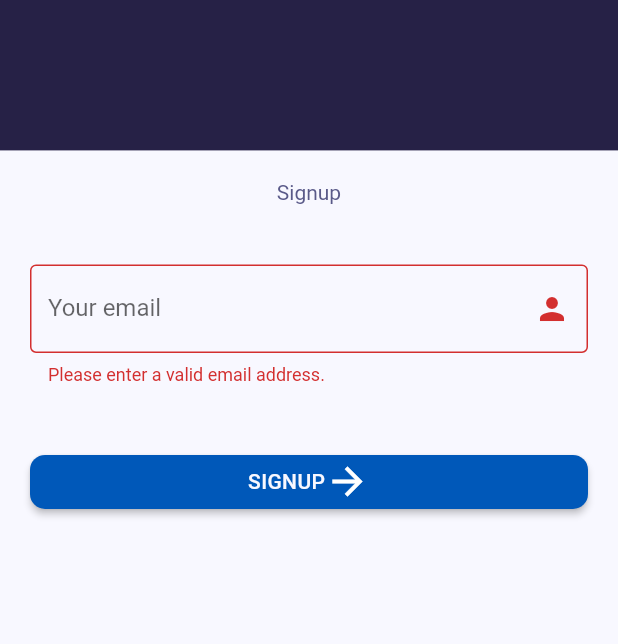
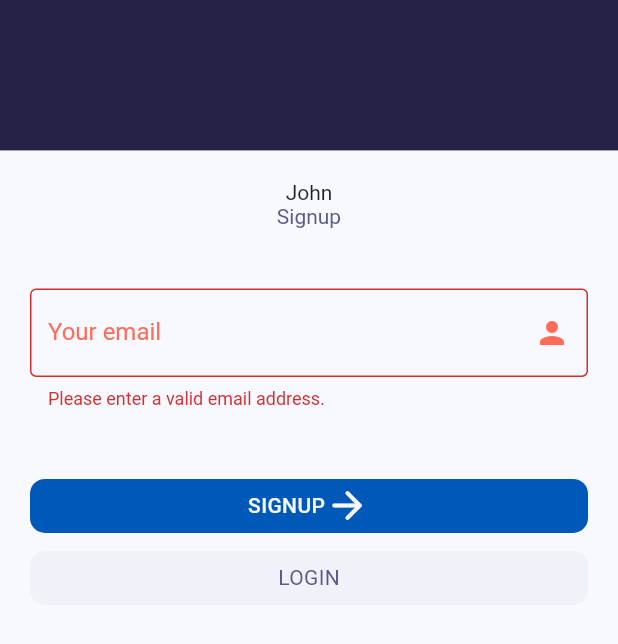
Before and after one commit to nitzanpap/dispatcher, a Flutter app: the screen it shows after launch, after a tap on "SIGNUP", on a phone screen of 412 x 824 dp, the part 344-988 px from its top. Run offline on Flutter 3.47's test engine with Material 2 defaults, Android fonts, the light colour scheme and no system bars; our stand-ins replace flutter_svg, gap.

Commit message:
Added button components

```diff
--- a/lib/constants/colors.dart
+++ b/lib/constants/colors.dart
@@ -1,13 +1,15 @@
 import 'package:flutter/material.dart';
 
-class AppColors {
+abstract class AppColors {
   static const black = Colors.black;
   static const deepDarkBlue = Color.fromRGBO(38, 33, 70, 1.0);
   static const mediumBlue = Color.fromRGBO(90, 90, 137, 1);
   static const blue = Color.fromRGBO(0, 88, 185, 1);
   static const white = Color.fromRGBO(248, 248, 255, 1);
   static const lightGrey = Color.fromRGBO(243, 243, 255, 1);
+  static const mediumGrey = Color.fromRGBO(241, 241, 249, 1);
   static const grey = Color.fromRGBO(217, 219, 233, 1);
   static const error = Color.fromRGBO(255, 107, 87, 1);
   static const badgeColor = Color.fromRGBO(217, 219, 233, 1);
+  static const green = Color.fromRGBO(23, 209, 6, 1);
 }
--- a/lib/main.dart
+++ b/lib/main.dart
@@ -7,7 +7,7 @@ import './constants/routes.dart';
 import './providers/onboarding_step_provider.dart';
 import './screens/splash_screen.dart';
 import './screens/onboarding_screen.dart';
-import 'screens/signup_login_screen.dart';
+import './screens/signup_login_screen.dart';
 
 void main() {
   WidgetsFlutterBinding.ensureInitialized();
--- a/lib/providers/signup_login_provider.dart
+++ b/lib/providers/signup_login_provider.dart
@@ -1,5 +1,13 @@
 import 'package:flutter/material.dart';
 
 class SignupLoginProvider with ChangeNotifier {
-  final String email = 'John';
+  String _email = 'John';
+
+  String get email => _email;
+
+  void updateEmail(newEmailString) {
+    _email = newEmailString;
+    notifyListeners();
+    print('Updated email...');
+  }
 }
--- a/lib/screens/signup_login_screen.dart
+++ b/lib/screens/signup_login_screen.dart
@@ -1,6 +1,9 @@
 import 'package:flutter/material.dart';
 
+import 'package:provider/provider.dart';
+
 import '../constants/colors.dart';
+import '../providers/signup_login_provider.dart';
 
 import '../widgets/minimal_app_bar.dart';
 import '../widgets/logo_widgets/logo_layered.dart';
@@ -32,7 +35,10 @@ class SignupLoginScreen extends StatelessWidget {
                 color: AppColors.white,
                 width: double.infinity,
                 height: double.infinity,
-                child: const SignupLoginForm(),
+                child: ChangeNotifierProvider(
+                  create: (context) => SignupLoginProvider(),
+                  child: const SignupLoginForm(),
+                ),
               ),
             ),
           ],
--- /dev/null
+++ b/lib/widgets/button_widgets/base_button.dart
@@ -0,0 +1,53 @@
+import 'package:dispatcher/constants/colors.dart';
+import 'package:dispatcher/enums/icon_direction.dart';
+import 'package:dispatcher/widgets/text_with_icon.dart';
+import 'package:flutter/material.dart';
+
+abstract class BaseButton extends StatelessWidget {
+  final String text;
+  final Color textColor;
+  final FontWeight fontWeight;
+  final Color backgroundColor;
+  final Function onPressedFunction;
+  final Icon? icon;
+  final double? buttonShapeRadius;
+  final double? elevation;
+
+  const BaseButton({
+    super.key,
+    required this.text,
+    required this.onPressedFunction,
+    this.textColor = AppColors.white,
+    this.fontWeight = FontWeight.w500,
+    this.backgroundColor = AppColors.blue,
+    this.icon,
+    this.buttonShapeRadius = 10.0,
+    this.elevation,
+  });
+
+  @override
+  Widget build(BuildContext context) {
+    return SizedBox(
+      width: double.infinity,
+      child: ElevatedButton(
+        style: ElevatedButton.styleFrom(
+          minimumSize: const Size.fromHeight(36),
+          backgroundColor: backgroundColor,
+          shape: RoundedRectangleBorder(
+              borderRadius: BorderRadius.circular(buttonShapeRadius!)),
+          elevation: elevation,
+        ),
+        onPressed: () => onPressedFunction(),
+        child: TextWithIcon(
+          text: text,
+          color: textColor,
+          fontSize: 14,
+          fontWeight: fontWeight,
+          letterSpacing: 0.25,
+          icon: icon,
+          iconDirection: IconDirection.end,
+        ),
+      ),
+    );
+  }
+}
--- /dev/null
+++ b/lib/widgets/button_widgets/primary_button.dart
@@ -0,0 +1,13 @@
+import 'package:dispatcher/widgets/button_widgets/base_button.dart';
+
+class PrimaryButton extends BaseButton {
+  // final Color color;
+
+  const PrimaryButton({
+    super.key,
+    required super.text,
+    required super.onPressedFunction,
+    super.icon,
+    // this.color = AppColors.blue,
+  }) : super(elevation: 0);
+}
--- /dev/null
+++ b/lib/widgets/button_widgets/secondary_button.dart
@@ -0,0 +1,20 @@
+import 'package:dispatcher/constants/colors.dart';
+import 'package:dispatcher/widgets/button_widgets/base_button.dart';
+import 'package:flutter/material.dart';
+
+class SecondaryButton extends BaseButton {
+  // final Color color;
+
+  const SecondaryButton({
+    super.key,
+    required super.text,
+    required super.onPressedFunction,
+    super.icon,
+    // this.color = AppColors.blue,
+  }) : super(
+          textColor: AppColors.mediumBlue,
+          fontWeight: FontWeight.w400,
+          backgroundColor: AppColors.mediumGrey,
+          elevation: 0,
+        );
+}
--- a/lib/widgets/signup_login_form.dart
+++ b/lib/widgets/signup_login_form.dart
@@ -1,10 +1,13 @@
 import 'package:flutter/material.dart';
 
 import 'package:gap/gap.dart';
+import 'package:provider/provider.dart';
 
 import '../constants/colors.dart';
-import '../enums/icon_direction.dart';
-import '../widgets/text_with_icon.dart';
+import '../providers/signup_login_provider.dart';
+
+import './button_widgets/primary_button.dart';
+import './button_widgets/secondary_button.dart';
 
 class SignupLoginForm extends StatefulWidget {
   final bool isSignUp;
@@ -23,7 +26,11 @@ class _SignupLoginFormState extends State<SignupLoginForm> {
 
   @override
   Widget build(BuildContext context) {
+    final signupLoginProvider = Provider.of<SignupLoginProvider>(context);
+
     const title = 'Signup';
+    final email = signupLoginProvider.email;
+
     return Form(
       key: _formKey,
       child: Padding(
@@ -32,6 +39,7 @@ class _SignupLoginFormState extends State<SignupLoginForm> {
           child: Column(
             mainAxisAlignment: MainAxisAlignment.start,
             children: [
+              Text(email),
               const Text(
                 title,
                 style: TextStyle(
@@ -43,54 +51,29 @@ class _SignupLoginFormState extends State<SignupLoginForm> {
                 decoration: InputDecoration(
                   hintText: 'johncena@gmail.com',
                   labelText: 'Your email',
+                  labelStyle: getMaterialStateTextStyle(),
+                  floatingLabelStyle: getMaterialStateTextStyle(),
                   border: const OutlineInputBorder(),
                   suffixIcon: const Icon(Icons.person),
-                  prefixIconColor: MaterialStateColor.resolveWith(
-                      (Set<MaterialState> states) {
-                    if (states.contains(MaterialState.focused)) {
-                      return Colors.green;
-                    }
-                    if (states.contains(MaterialState.error)) {
-                      return Colors.red;
-                    }
-                    return Colors.grey;
-                  }),
+                  suffixIconColor: getFormStateColor(),
                 ),
-                onSaved: (String? value) {
-                  // This optional block of code can be used to run
-                  // code when the user saves the form.
-                },
-                validator: (String? value) {
-                  RegExp validEmailRegEx = RegExp(
-                      r"^[a-zA-Z0-9.a-zA-Z0-9.!#$%&'*+-/=?^_`{|}~]+@[a-zA-Z0-9]+\.[a-zA-Z]+");
-                  return (value != null && validEmailRegEx.hasMatch(value))
-                      ? null
-                      : 'Please enter a valid email address.';
-                },
+                onFieldSubmitted: (newValue) =>
+                    signupLoginProvider.updateEmail(newValue),
+                validator: emailValidator,
               ),
               gap,
-              SizedBox(
-                width: double.infinity,
-                child: ElevatedButton(
-                  style: ElevatedButton.styleFrom(
-                    minimumSize: const Size.fromHeight(36),
-                    backgroundColor: AppColors.blue,
-                    shape: RoundedRectangleBorder(
-                        borderRadius: BorderRadius.circular(10)),
-                  ),
-                  onPressed: () {
-                    _formKey.currentState!.validate();
-                  },
-                  child: const TextWithIcon(
-                    text: 'SIGNUP',
-                    color: AppColors.white,
-                    fontSize: 14,
-                    fontWeight: FontWeight.w500,
-                    letterSpacing: 0.25,
-                    icon: Icon(Icons.arrow_forward, size: 30),
-                    iconDirection: IconDirection.end,
-                  ),
+              PrimaryButton(
+                text: 'SIGNUP',
+                onPressedFunction: submitForm,
+                icon: const Icon(
+                  Icons.arrow_forward_rounded,
+                  size: 30,
+                  color: AppColors.white,
                 ),
+              ),
+              SecondaryButton(
+                text: 'LOGIN',
+                onPressedFunction: submitForm,
               )
             ],
           ),
@@ -98,4 +81,47 @@ class _SignupLoginFormState extends State<SignupLoginForm> {
       ),
     );
   }
+
+  String? emailValidator(String? value) {
+    return (isValidEmail(value)) ? null : 'Please enter a valid email address.';
+  }
+
+  bool isValidEmail(String? value) {
+    RegExp validEmailRegEx = RegExp(
+        r"^[a-zA-Z0-9.a-zA-Z0-9.!#$%&'*+-/=?^_`{|}~]+@[a-zA-Z0-9]+\.[a-zA-Z]+");
+    return (value != null && validEmailRegEx.hasMatch(value));
+  }
+
+  void submitForm() {
+    if (!_formKey.currentState!.validate()) {
+      print('Invalid input somewhere in the form!');
+      return;
+    }
+    print('Valid email!');
+    return;
+  }
+
+  getMaterialStateTextStyle() {
+    return MaterialStateTextStyle.resolveWith((Set<MaterialState> states) {
+      if (states.contains(MaterialState.error)) {
+        return const TextStyle(color: AppColors.error);
+      }
+      if (states.contains(MaterialState.focused)) {
+        return const TextStyle(color: AppColors.blue);
+      }
+      return const TextStyle(color: AppColors.deepDarkBlue);
+    });
+  }
+
+  getFormStateColor() {
+    return MaterialStateColor.resolveWith((Set<MaterialState> states) {
+      if (states.contains(MaterialState.error)) {
+        return AppColors.error;
+      }
+      if (states.contains(MaterialState.focused)) {
+        return AppColors.blue;
+      }
+      return AppColors.deepDarkBlue;
+    });
+  }
 }
--- a/pubspec.yaml
+++ b/pubspec.yaml
@@ -99,6 +99,9 @@ flutter:
           style: italic
         - asset: assets/fonts/Roboto/Roboto-Bold.ttf
           weight: 700
+    - family: AppIcons
+      fonts:
+        - asset: assets/fonts/AppIcons.ttf
   #   - family: Trajan Pro
   #     fonts:
   #       - asset: fonts/TrajanPro.ttf
```
Also changed, not shown: lib/widgets/app_icons.dart (added, +60 -0 lines), assets/fonts/AppIcons.ttf (added).
